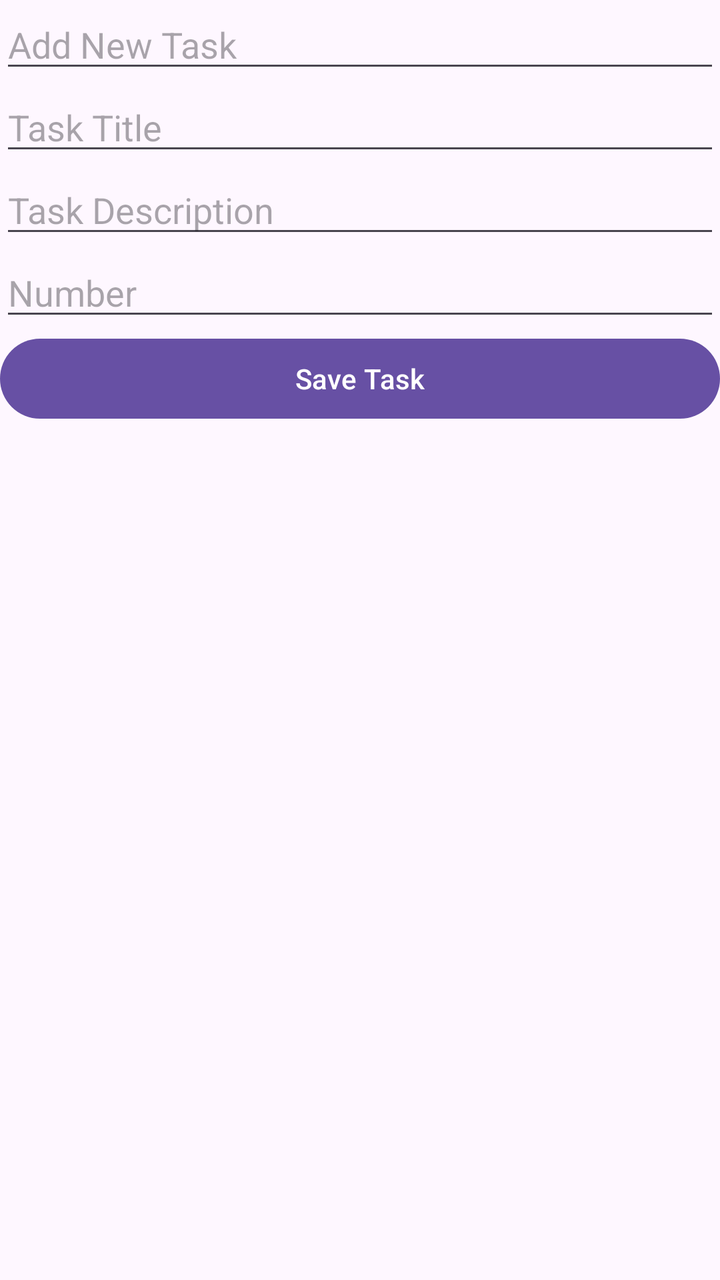
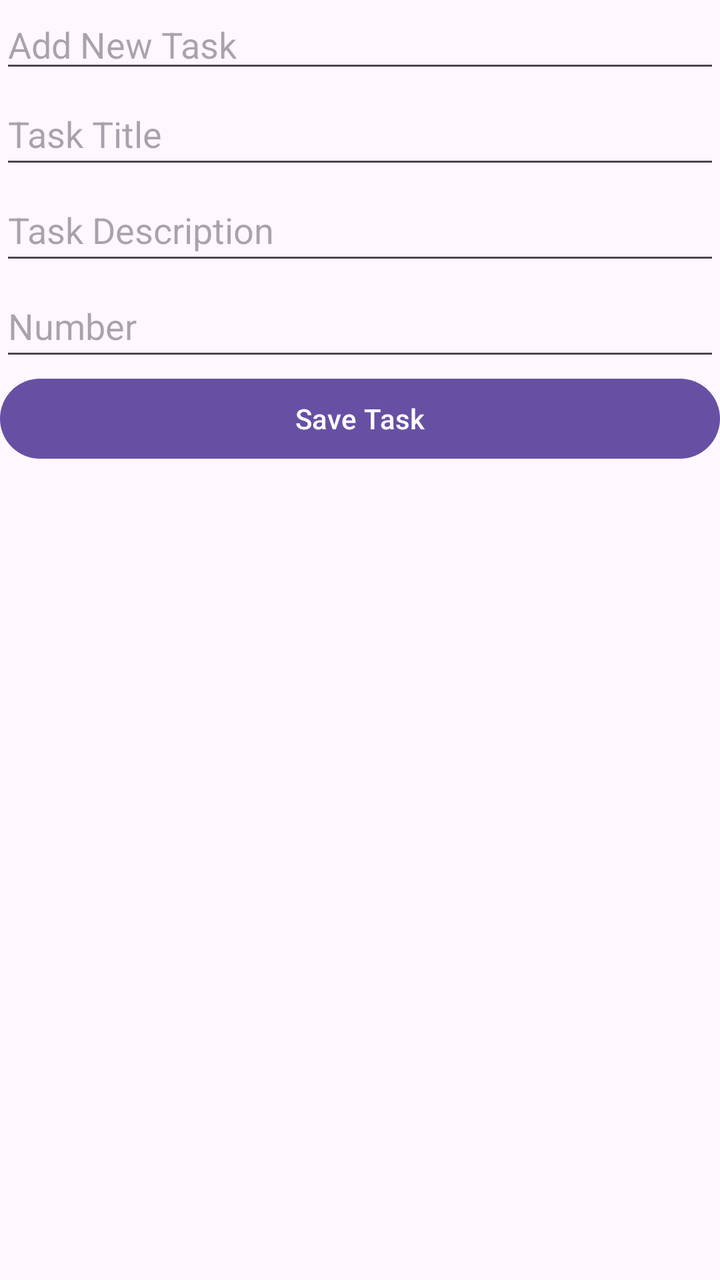

Two renders of the same Android screen: before a commit and after it. Below are the layout's source before the change and the commit's diff.
<!-- AndroidManifest.xml: application theme Theme.FinalyApplicationRakan -->
<!-- res/layout/activity_add_task2.xml -->
<?xml version="1.0" encoding="utf-8"?>
<LinearLayout xmlns:android="http://schemas.android.com/apk/res/android"
    android:layout_width="match_parent"
    android:layout_height="match_parent"
    android:orientation="vertical">

    <EditText
        android:id="@+id/TextView"
        android:layout_width="match_parent"
        android:layout_height="wrap_content"
        android:hint="Add New Task" />

    <EditText
        android:id="@+id/etTitle"
        android:layout_width="match_parent"
        android:layout_height="wrap_content"
        android:hint="Task Title" />

    <EditText
        android:id="@+id/etDescription"
        android:layout_width="match_parent"
        android:layout_height="wrap_content"
        android:hint="Task Description" />

    <EditText
        android:id="@+id/etPriority"
        android:layout_width="match_parent"
        android:layout_height="wrap_content"
        android:hint="Number" />

    <Button
        android:id="@+id/btnSaveTask"
        android:layout_width="match_parent"
        android:layout_height="wrap_content"
        android:text="Save Task" />
</LinearLayout>
<!-- resources referenced by this layout -->
<resources>
  <style name="Theme.FinalyApplicationRakan" parent="Base.Theme.FinalyApplicationRakan" />
  <style name="Base.Theme.FinalyApplicationRakan" parent="Theme.Material3.DayNight.NoActionBar">
          
          
      </style>
</resources>

<!-- the commit's change to res/layout/activity_add_task2.xml (unified diff, before → after) -->
@@ -2,6 +2,7 @@
 <LinearLayout xmlns:android="http://schemas.android.com/apk/res/android"
     android:layout_width="match_parent"
     android:layout_height="match_parent"
+    android:id="@+id/main"
     android:orientation="vertical">
 
     <EditText
@@ -14,19 +15,22 @@
         android:id="@+id/etTitle"
         android:layout_width="match_parent"
         android:layout_height="wrap_content"
-        android:hint="Task Title" />
+        android:hint="Task Title"
+        android:minHeight="48dp" />
 
     <EditText
         android:id="@+id/etDescription"
         android:layout_width="match_parent"
         android:layout_height="wrap_content"
-        android:hint="Task Description" />
+        android:hint="Task Description"
+        android:minHeight="48dp" />
 
     <EditText
         android:id="@+id/etPriority"
         android:layout_width="match_parent"
         android:layout_height="wrap_content"
-        android:hint="Number" />
+        android:hint="Number"
+        android:minHeight="48dp" />
 
     <Button
         android:id="@+id/btnSaveTask"
